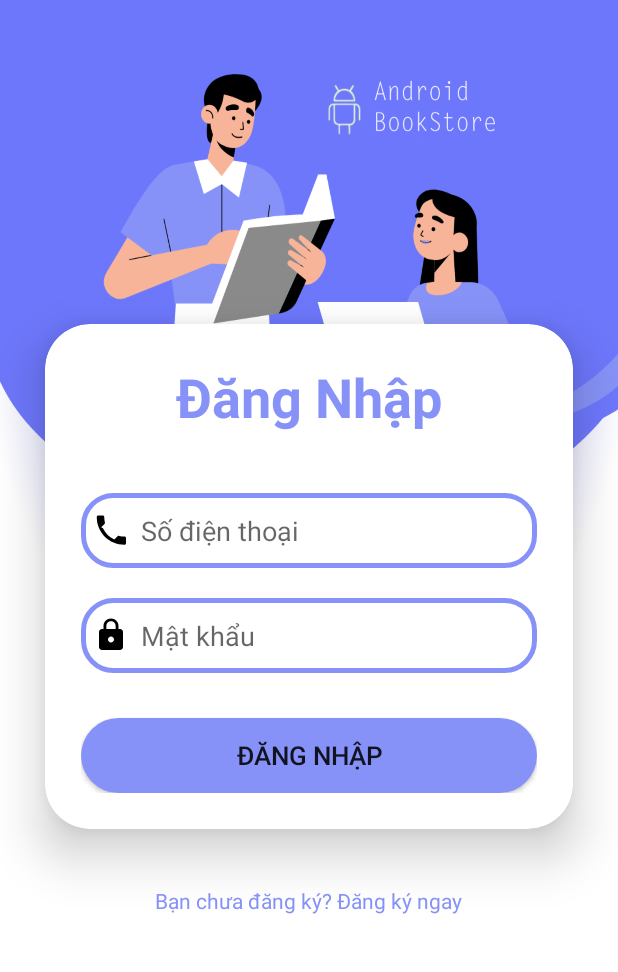
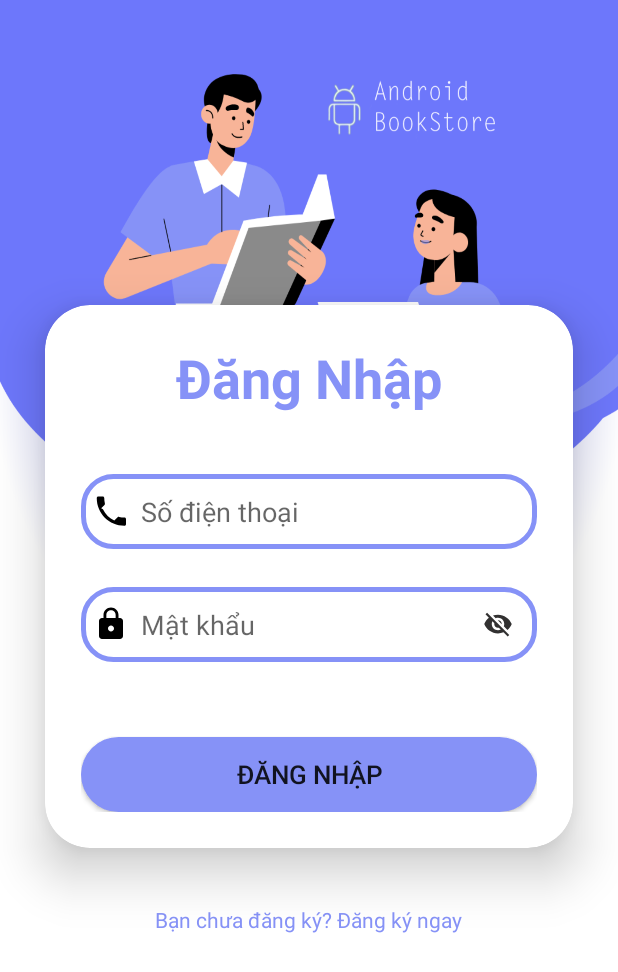
Before and after one commit to minhchien137/BookStore, an Android app: the screen it shows after launch (LoginActivity), on a phone screen of 412 x 824 dp. Shown: the top 972 px of the screen. Run offline under Robolectric (Android 15) with nearby library versions, the phone set to English and light mode, and no system bars; our stand-ins replace Firebase (no records; nobody signed in at launch, a user with empty details on screens opened directly).

Commit message:
Thêm nút ẩn hiện mật khẩu ở Layout và Code thêm file Login.java

```diff
--- a/app/src/main/java/com/minhchien/bookstore/LoginActivity.java
+++ b/app/src/main/java/com/minhchien/bookstore/LoginActivity.java
@@ -7,9 +7,11 @@ import android.content.Context;
 import android.content.Intent;
 import android.content.SharedPreferences;
 import android.os.Bundle;
+import android.text.InputType;
 import android.view.View;
 import android.widget.Button;
 import android.widget.EditText;
+import android.widget.ImageView;
 import android.widget.TextView;
 import android.widget.Toast;
 
@@ -30,6 +32,8 @@ public class LoginActivity extends AppCompatActivity {
     private DatabaseReference myRef;
     EditText txtPhone,txtPass;
     TextView tvSignupLogin;
+
+    ImageView togglePWinvibility;
     Button btnLogin;
     private User user;
     private SharedPreferences sharedPreferences;
@@ -44,6 +48,22 @@ public class LoginActivity extends AppCompatActivity {
         txtPass = (EditText) findViewById(R.id.matkhauLogin);
         btnLogin = (Button) findViewById(R.id.loginButton);
         tvSignupLogin = (TextView) findViewById(R.id.signupText);
+        togglePWinvibility = (ImageView) findViewById(R.id.togglePasswordVisibility);
+
+
+        togglePWinvibility.setOnClickListener(new View.OnClickListener() {
+            @Override
+            public void onClick(View v) {
+                if (txtPass.getInputType() == InputType.TYPE_TEXT_VARIATION_VISIBLE_PASSWORD) {
+                    txtPass.setInputType(InputType.TYPE_CLASS_TEXT | InputType.TYPE_TEXT_VARIATION_PASSWORD);
+                    togglePWinvibility.setImageResource(R.drawable.ic_visibility_off);
+                } else {
+                    txtPass.setInputType(InputType.TYPE_TEXT_VARIATION_VISIBLE_PASSWORD);
+                    togglePWinvibility.setImageResource(R.drawable.ic_visibility);
+                }
+                txtPass.setSelection(txtPass.getText().length());
+            }
+        });
 
         btnLogin.setOnClickListener(new View.OnClickListener() {
             @Override
--- /dev/null
+++ b/app/src/main/res/drawable/ic_visibility.xml
@@ -0,0 +1,9 @@
+<vector xmlns:android="http://schemas.android.com/apk/res/android"
+    android:width="20dp"
+    android:height="20dp"
+    android:viewportWidth="24.0"
+    android:viewportHeight="24.0">
+    <path
+        android:fillColor="#323131"
+        android:pathData="M12,4.5C7,4.5 2.73,7.61 1,12c1.73,4.39 6,7.5 11,7.5s9.27,-3.11 11,-7.5c-1.73,-4.39 -6,-7.5 -11,-7.5zM12,17c-2.76,0 -5,-2.24 -5,-5s2.24,-5 5,-5 5,2.24 5,5 -2.24,5 -5,5zM12,9c-1.66,0 -3,1.34 -3,3s1.34,3 3,3 3,-1.34 3,-3 -1.34,-3 -3,-3z"/>
+</vector>
--- /dev/null
+++ b/app/src/main/res/drawable/ic_visibility_off.xml
@@ -0,0 +1,9 @@
+<vector xmlns:android="http://schemas.android.com/apk/res/android"
+    android:width="20dp"
+    android:height="20dp"
+    android:viewportWidth="24.0"
+    android:viewportHeight="24.0">
+    <path
+        android:fillColor="#323131"
+        android:pathData="M12,7c2.76,0 5,2.24 5,5 0,0.65 -0.13,1.26 -0.36,1.83l2.92,2.92c1.51,-1.26 2.7,-2.89 3.43,-4.75 -1.73,-4.39 -6,-7.5 -11,-7.5 -1.4,0 -2.74,0.25 -3.98,0.7l2.16,2.16C10.74,7.13 11.35,7 12,7zM2,4.27l2.28,2.28 0.46,0.46C3.08,8.3 1.78,10.02 1,12c1.73,4.39 6,7.5 11,7.5 1.55,0 3.03,-0.3 4.38,-0.84l0.42,0.42L19.73,22 21,20.73 3.27,3 2,4.27zM7.53,9.8l1.55,1.55c-0.05,0.21 -0.08,0.43 -0.08,0.65 0,1.66 1.34,3 3,3 0.22,0 0.44,-0.03 0.65,-0.08l1.55,1.55c-0.67,0.33 -1.41,0.53 -2.2,0.53 -2.76,0 -5,-2.24 -5,-5 0,-0.79 0.2,-1.53 0.53,-2.2zM11.84,9.02l3.15,3.15 0.02,-0.16c0,-1.66 -1.34,-3 -3,-3l-0.17,0.01z"/>
+</vector>
--- a/app/src/main/res/layout/activity_login.xml
+++ b/app/src/main/res/layout/activity_login.xml
@@ -50,6 +50,12 @@
                 android:textColorHighlight="@color/cardview_dark_background"
                 android:layout_marginTop="40dp"/>
 
+            <RelativeLayout
+            android:layout_width="match_parent"
+            android:layout_height="90dp"
+            android:layout_marginTop="5dp">
+
+
             <EditText
                 android:layout_width="match_parent"
                 android:layout_height="50dp"
@@ -63,6 +69,18 @@
                 android:textColor="@color/black"
                 android:textColorHighlight="@color/cardview_dark_background"
                 android:layout_marginTop="20dp"/>
+            <ImageView
+                android:id="@+id/togglePasswordVisibility"
+                android:layout_width="wrap_content"
+                android:layout_height="wrap_content"
+                android:layout_alignParentEnd="true"
+                android:layout_centerVertical="true"
+                android:layout_marginEnd="16dp"
+                android:src="@drawable/ic_visibility_off" />
+
+            </RelativeLayout>
+
+
 
             <Button
                 android:layout_width="match_parent"
@@ -72,6 +90,9 @@
                 android:textSize="17sp"
                 android:layout_marginTop="30dp"
                 android:background="@drawable/custombtn_login_signup" />
+
+
+
 
         </LinearLayout>
 
```
